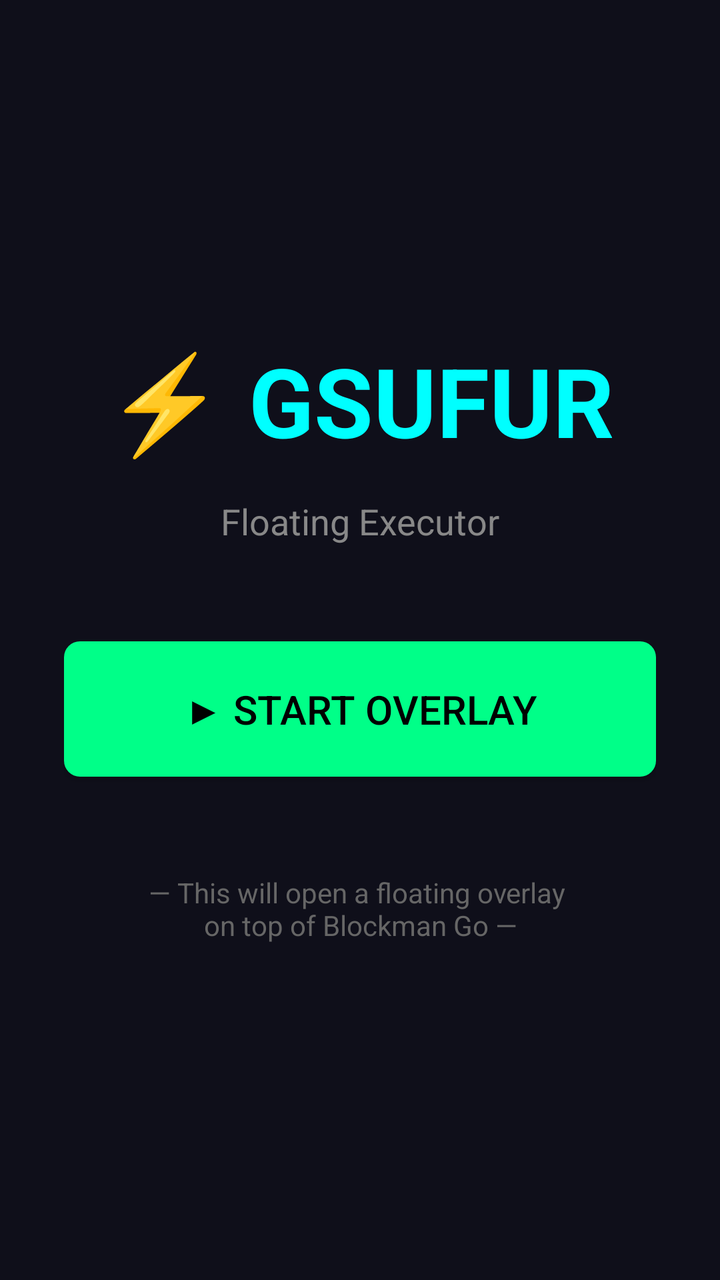
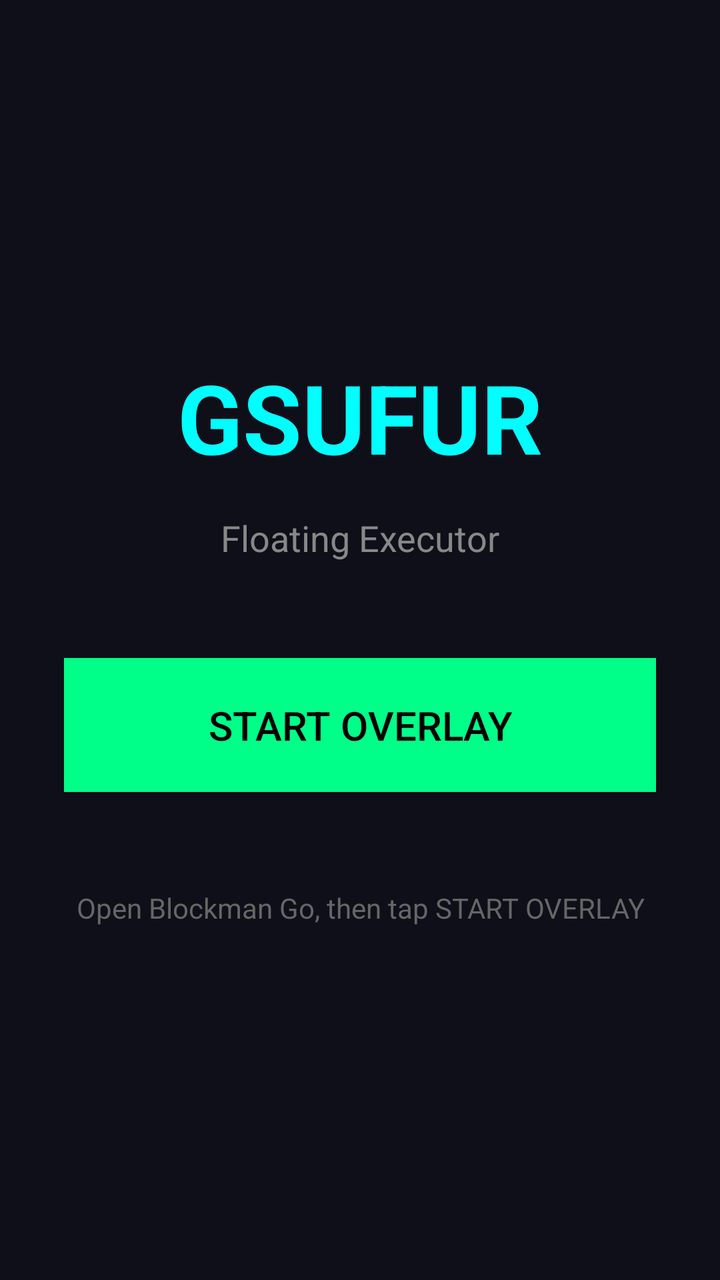

The first picture is an Android layout as it rendered before a commit; the second is the same layout after the commit. The layout source and the unified diff follow.
<!-- AndroidManifest.xml: application theme Theme.AppCompat.Light.NoActionBar -->
<!-- res/layout/activity_main.xml -->
<?xml version="1.0" encoding="utf-8"?>

<LinearLayout xmlns:android="http://schemas.android.com/apk/res/android"
    android:layout_width="match_parent"
    android:layout_height="match_parent"
    android:orientation="vertical"
    android:gravity="center"
    android:padding="32dp"
    android:background="#0f0f1a">

    <TextView
        android:layout_width="wrap_content"
        android:layout_height="wrap_content"
        android:text="⚡ GSUFUR"
        android:textColor="#00ffff"
        android:textSize="48sp"
        android:textStyle="bold"
        android:layout_marginBottom="16dp"/>

    <TextView
        android:layout_width="wrap_content"
        android:layout_height="wrap_content"
        android:text="Floating Executor"
        android:textColor="#888888"
        android:textSize="18sp"
        android:layout_marginBottom="48dp"/>

    <Button
        android:id="@+id/startOverlayBtn"
        android:layout_width="match_parent"
        android:layout_height="wrap_content"
        android:text="▶ START OVERLAY"
        android:background="@drawable/btn_execute"
        android:textColor="#000000"
        android:textSize="20sp"
        android:padding="20dp"
        android:elevation="4dp"/>

    <TextView
        android:layout_width="match_parent"
        android:layout_height="wrap_content"
        android:text="\n— This will open a floating overlay \non top of Blockman Go —"
        android:textColor="#666666"
        android:textSize="14sp"
        android:gravity="center"
        android:layout_marginTop="32dp"/>

</LinearLayout>
<!-- resources referenced by this layout -->
<resources>
  <!-- drawable btn_execute (drawable) -->
  ﻿<?xml version="1.0" encoding="utf-8"?>
  <shape xmlns:android="http://schemas.android.com/apk/res/android">
      <solid android:color="#00ff88"/>
      <corners android:radius="8dp"/>
  </shape>
</resources>

<!-- the commit's change to res/layout/activity_main.xml (unified diff, before → after) -->
@@ -11,7 +11,7 @@
     <TextView
         android:layout_width="wrap_content"
         android:layout_height="wrap_content"
-        android:text="⚡ GSUFUR"
+        android:text="GSUFUR"
         android:textColor="#00ffff"
         android:textSize="48sp"
         android:textStyle="bold"
@@ -29,17 +29,16 @@
         android:id="@+id/startOverlayBtn"
         android:layout_width="match_parent"
         android:layout_height="wrap_content"
-        android:text="▶ START OVERLAY"
-        android:background="@drawable/btn_execute"
+        android:text="START OVERLAY"
+        android:background="#00ff88"
         android:textColor="#000000"
         android:textSize="20sp"
-        android:padding="20dp"
-        android:elevation="4dp"/>
+        android:padding="20dp"/>
 
     <TextView
         android:layout_width="match_parent"
         android:layout_height="wrap_content"
-        android:text="\n— This will open a floating overlay \non top of Blockman Go —"
+        android:text="\nOpen Blockman Go, then tap START OVERLAY"
         android:textColor="#666666"
         android:textSize="14sp"
         android:gravity="center"
<!-- resource entries referenced after the edit -->
@@ -1,10 +1,5 @@
 <!-- resources referenced by this layout -->
 <resources>
-  <!-- drawable btn_execute (drawable) -->
-  ﻿<?xml version="1.0" encoding="utf-8"?>
-  <shape xmlns:android="http://schemas.android.com/apk/res/android">
-      <solid android:color="#00ff88"/>
-      <corners android:radius="8dp"/>
-  </shape>
+
 </resources>
 
